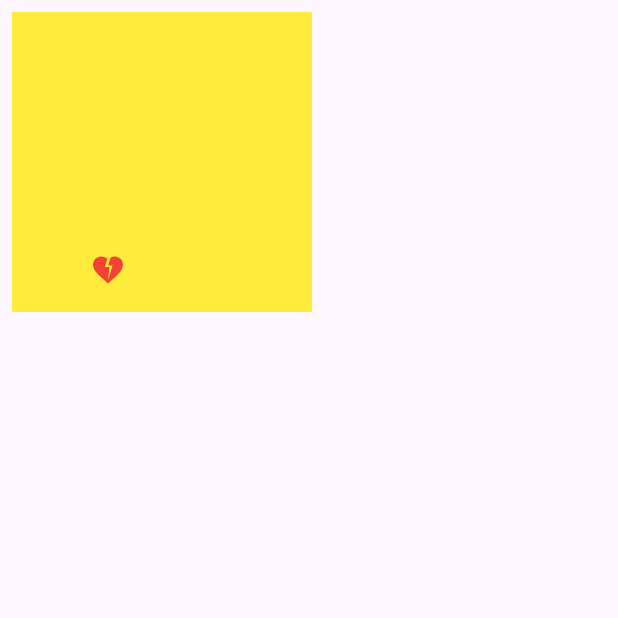
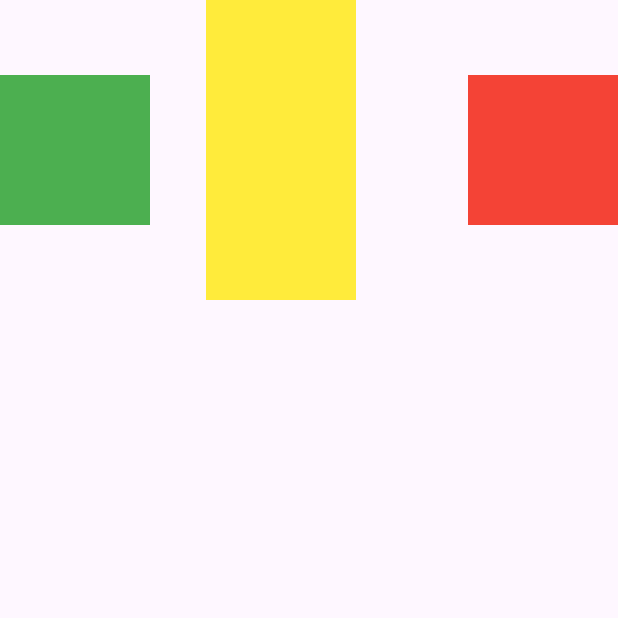
Before and after one commit to 6631501135MIN/flutter_lab, a Flutter app: the screen it shows after launch, on a phone screen of 412 x 824 dp, the top half of it. Run offline on Flutter 3.47's test engine with Material 3 defaults, Android fonts, the phone set to English and light mode, and no system bars.

Commit message:
Add multiple child demo

```diff
--- a/lib/main.dart
+++ b/lib/main.dart
@@ -1,6 +1,6 @@
 import 'package:flutter/material.dart';
-import 'package:flutter_lab/week05/single_child_demo.dart';
+import 'package:flutter_lab/week05/multiple_child_demo.dart';
 
 void main() {
-  runApp(MaterialApp(home: SingleChildDemo()));
+  runApp(MaterialApp(home: MultipleChildDemo()));
 }
--- /dev/null
+++ b/lib/week05/multiple_child_demo.dart
@@ -0,0 +1,29 @@
+import 'package:flutter/material.dart';
+
+class MultipleChildDemo extends StatelessWidget {
+  const MultipleChildDemo({super.key});
+
+  @override
+  Widget build(BuildContext context) {
+    return Scaffold(
+      body: SafeArea(
+        child: Row(
+          // mainAxisAlignment: MainAxisAlignment.start,
+          // crossAxisAlignment: CrossAxisAlignment.center,
+          // children: [
+          //   Container(width: 100, height: 100, color: Colors.green),
+          //   Container(width: 100, height: 200, color: Colors.yellow),
+          //   Container(width: 100, height: 100, color: Colors.red),
+          // ],
+          children: [
+            Container(width: 100, height: 100, color: Colors.green),
+            Spacer(flex: 1),
+            Container(width: 100, height: 200, color: Colors.yellow),
+            Spacer(flex: 2),
+            Container(width: 100, height: 100, color: Colors.red),
+          ],
+        ),
+      ),
+    );
+  }
+}
```
Also changed, not shown: 1 other file.
